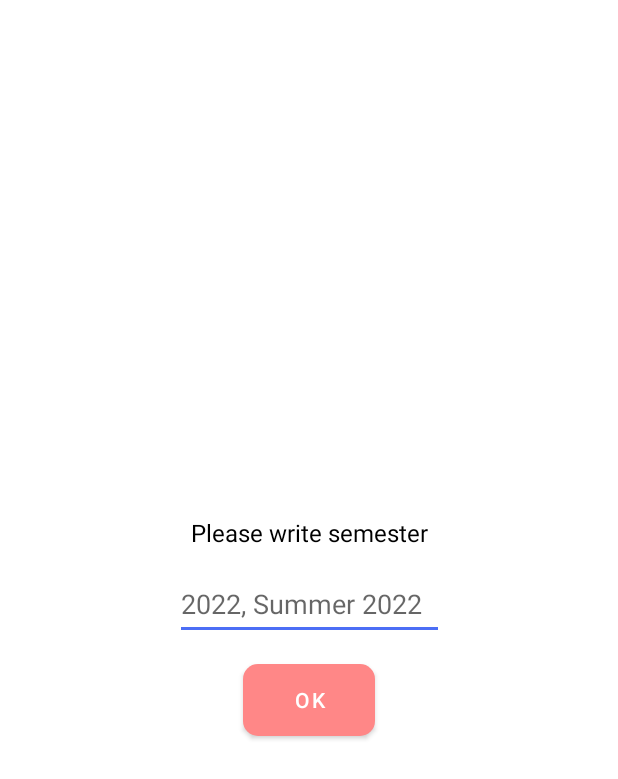
After one commit to areej1012/My_Plans, an Android app: the layout semester_alert.xml on its own in the app's theme, with its tools: preview values and no code run, on a phone screen of 412 x 824 dp. The commit adds this screen. Shown: the top 779 px of the screen. Run offline under Robolectric (Android 15) with nearby library versions, the phone set to English and light mode, and no system bars.

Commit message:
add custom alert

```diff
--- a/app/src/main/AndroidManifest.xml
+++ b/app/src/main/AndroidManifest.xml
@@ -11,7 +11,7 @@
         android:theme="@style/Theme.MyPlans">
         <activity android:name=".activities.GetStartedActivity"></activity>
         <activity
-            android:name=".MainActivity"
+            android:name=".activities.MainActivity"
             android:label="@string/app_name"
             android:theme="@style/Theme.MyPlans.NoActionBar">
             <intent-filter>
--- a/app/src/main/java/com/example/myplans/activities/GetStartedActivity.kt
+++ b/app/src/main/java/com/example/myplans/activities/GetStartedActivity.kt
@@ -5,7 +5,6 @@ import android.content.Intent
 import android.content.SharedPreferences
 import android.os.Bundle
 import androidx.appcompat.app.AppCompatActivity
-import com.example.myplans.MainActivity
 import com.example.myplans.R
 import com.example.myplans.databinding.ActivityGetStartedBinding
 
--- a/app/src/main/java/com/example/myplans/MainActivity.kt
+++ b/app/src/main/java/com/example/myplans/activities/MainActivity.kt
@@ -1,4 +1,4 @@
-package com.example.myplans
+package com.example.myplans.activities
 
 import android.content.Context
 import android.content.SharedPreferences
@@ -9,6 +9,7 @@ import android.view.animation.AnimationUtils
 import androidx.appcompat.app.AppCompatActivity
 import androidx.appcompat.widget.Toolbar
 import androidx.fragment.app.Fragment
+import com.example.myplans.R
 import com.example.myplans.databinding.ActivityMainBinding
 import com.example.myplans.ui.calendar.CalendarFragment
 import com.example.myplans.ui.plan.PlanFragment
--- a/app/src/main/res/layout/activity_main.xml
+++ b/app/src/main/res/layout/activity_main.xml
@@ -4,7 +4,7 @@
     xmlns:tools="http://schemas.android.com/tools"
     android:layout_width="match_parent"
     android:layout_height="match_parent"
-    tools:context=".MainActivity">
+    tools:context=".activities.MainActivity">
 
     <com.google.android.material.appbar.AppBarLayout
         android:layout_width="match_parent"
--- /dev/null
+++ b/app/src/main/res/layout/semester_alert.xml
@@ -0,0 +1,49 @@
+<?xml version="1.0" encoding="utf-8"?>
+<androidx.constraintlayout.widget.ConstraintLayout xmlns:android="http://schemas.android.com/apk/res/android"
+    xmlns:app="http://schemas.android.com/apk/res-auto"
+    android:layout_width="300dp"
+    android:layout_height="200dp"
+    android:layout_gravity="center"
+    android:background="@color/white">
+
+    <TextView
+        android:id="@+id/textView3"
+        android:layout_width="wrap_content"
+        android:layout_height="wrap_content"
+        android:layout_marginStart="16dp"
+        android:layout_marginTop="32dp"
+        android:layout_marginEnd="16dp"
+        android:text="Please write semester"
+        android:textColor="@color/black"
+        android:textSize="16sp"
+        app:layout_constraintEnd_toEndOf="parent"
+        app:layout_constraintStart_toStartOf="parent"
+        app:layout_constraintTop_toTopOf="parent" />
+
+    <EditText
+        android:id="@+id/etsemester"
+        android:layout_width="179dp"
+        android:layout_height="47dp"
+        android:layout_marginStart="45dp"
+        android:layout_marginTop="13dp"
+        android:layout_marginEnd="45dp"
+        android:ems="10"
+        android:hint="2022, Summer 2022"
+        android:inputType="textPersonName"
+        app:layout_constraintEnd_toEndOf="parent"
+        app:layout_constraintStart_toStartOf="parent"
+        app:layout_constraintTop_toBottomOf="@+id/textView3" />
+
+    <Button
+        android:id="@+id/saveSemester"
+        android:layout_width="wrap_content"
+        android:layout_height="wrap_content"
+        android:layout_marginStart="16dp"
+        android:layout_marginTop="16dp"
+        android:layout_marginEnd="16dp"
+        android:background="@drawable/bt_get_started"
+        android:text="Ok"
+        app:layout_constraintEnd_toEndOf="parent"
+        app:layout_constraintStart_toStartOf="parent"
+        app:layout_constraintTop_toBottomOf="@+id/etsemester" />
+</androidx.constraintlayout.widget.ConstraintLayout>
```
